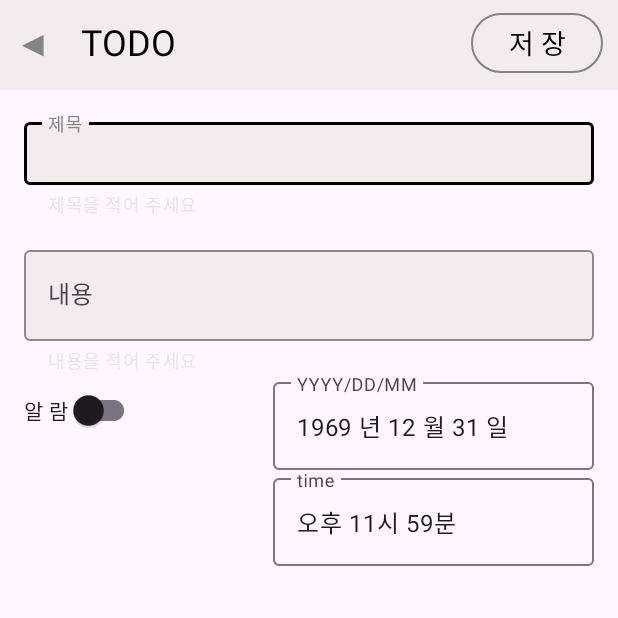
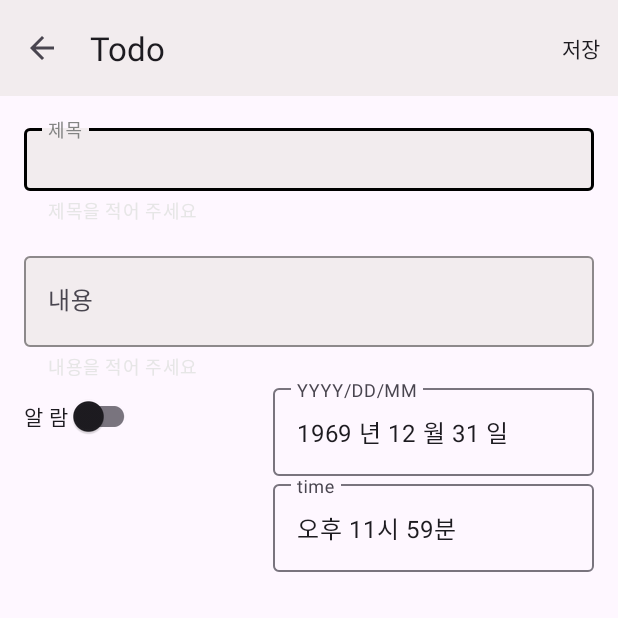
Before and after one commit to Jeong-MyeongSu/AndroidStudy, an Android app: the AddActivity screen opened directly, with no data from a screen before it, on a phone screen of 412 x 824 dp, the top half of it. Run offline under Robolectric (Android 15) with nearby library versions, the phone set to English and light mode, and no system bars; our stand-ins replace Room's generated code.

Commit message:
💄 :lipstick:
Toolbar 추가

```diff
--- a/app/src/main/java/com/wjdaudtn/mission/Todo/AddActivity.kt
+++ b/app/src/main/java/com/wjdaudtn/mission/Todo/AddActivity.kt
@@ -4,10 +4,16 @@ import android.annotation.SuppressLint
 import android.app.Activity
 import android.os.Bundle
 import android.util.Log
+import android.view.Menu
+import android.view.MenuItem
 import android.view.View
+import android.widget.TextView
 import android.widget.Toast
 import androidx.activity.OnBackPressedCallback
 import androidx.appcompat.app.AppCompatActivity
+import androidx.appcompat.widget.Toolbar
+import androidx.core.view.marginEnd
+import androidx.core.view.marginRight
 import com.google.android.material.datepicker.CalendarConstraints
 import com.google.android.material.datepicker.DateValidatorPointForward
 import com.google.android.material.datepicker.MaterialDatePicker
@@ -71,6 +77,40 @@ class AddActivity : AppCompatActivity() {
         }
         settingBinding(mTodo)
     }
+
+    override fun onCreateOptionsMenu(menu: Menu?): Boolean {
+        val menuItem1: MenuItem? = menu?.add(0, 0, 0, "저장")
+        menuItem1?.setShowAsAction(MenuItem.SHOW_AS_ACTION_ALWAYS)
+
+//         커스텀 텍스트뷰 생성
+//        val textView = TextView(this).apply {
+//            text = "저장"
+//            setPadding(16, 8, 16, 8)
+//            setBackgroundResource(R.drawable.toolbar_menu_item_background)
+//            setTextColor(getColor(android.R.color.black))
+//        }
+//        val textView = findViewById<TextView>(R.id.menu_item_text) //이거 왜 잘 안될까??
+
+//        // 메뉴 항목에 커스텀 뷰 적용
+//        menuItem1?.actionView = textView
+        return true
+    }
+    override fun onOptionsItemSelected(item: MenuItem): Boolean {
+        return when (item.itemId) {
+            android.R.id.home -> {
+                // 업 버튼 클릭 시 뒤로 가기 동작 정의
+                onBackPressedDispatcher.onBackPressed()
+                true
+            }
+            0 -> {
+                saveTodo()
+                true
+            }
+            else -> super.onOptionsItemSelected(item)
+        }
+    }
+
+
 /* 저장 버튼 눌렀을 때 */
     private fun saveTodo() {
         val currentCalendar = Calendar.getInstance()
@@ -162,9 +202,6 @@ class AddActivity : AppCompatActivity() {
         binding.btnDate.setText("${calendar.get(Calendar.YEAR)} 년 ${calendar.get(Calendar.MONTH) + 1} 월 ${calendar.get(Calendar.DAY_OF_MONTH)} 일")
         binding.btnTime.setText("${if(calendar.get(Calendar.AM_PM) == Calendar.AM) "오전" else "오후"} ${calendar.get(Calendar.HOUR)}시 ${calendar.get(Calendar.MINUTE)}분")
         binding.btnSwitch.isChecked = alarmSwitch == 1 //1이면 true 아니면 false
-
-        binding.btnSave.setOnClickListener(customClickListener)
-        binding.btnBackTodo.setOnClickListener(customClickListener)
         binding.btnDate.setOnClickListener(customClickListener)
         binding.btnTime.setOnClickListener(customClickListener)
         onBackPressedDispatcher.addCallback(this, onBackPressedCallback)
@@ -172,17 +209,30 @@ class AddActivity : AppCompatActivity() {
             alarmSwitch = if (isChecked) 1 else 0
             Log.d("alarm", "$alarmSwitch")
         }
+
+        //ToolBar
+        setSupportActionBar(binding.todoMainToolbar)
+        /**
+         *         supportActionBar?.setDisplayHomeAsUpEnabled(true)
+         *         supportActionBar?.setDisplayShowHomeEnabled(true)
+         */
+        supportActionBar?.apply {
+            setDisplayHomeAsUpEnabled(true)
+            setDisplayShowHomeEnabled(true)
+            title = "Todo"
+        }
+        onBackPressedDispatcher.addCallback(this, object : OnBackPressedCallback(true) {
+            override fun handleOnBackPressed() {
+                // 뒤로 가기 동작 정의
+                finish()
+            }
+        })
     }
 
     private val customClickListener: View.OnClickListener = (View.OnClickListener { v ->
         when (v.id) {
-            R.id.btn_save -> saveTodo()
             R.id.btn_date -> showDatePicker(binding.btnDate)
             R.id.btn_time -> showTimePicker(binding.btnTime)
-            R.id.btn_back_todo -> {
-                setResult(Activity.RESULT_OK, intent)
-                finish()
-            }
         }
     })
 }
--- /dev/null
+++ b/app/src/main/res/drawable/toolbar_menu_item_background.xml
@@ -0,0 +1,12 @@
+<shape xmlns:android="http://schemas.android.com/apk/res/android">
+    <solid android:color="@android:color/transparent"/>
+    <stroke
+        android:width="2dp"
+        android:color="@android:color/black"/>
+    <corners
+        android:topRightRadius="30dp"
+        android:topLeftRadius="30dp"
+        android:bottomRightRadius="30dp"
+        android:bottomLeftRadius="30dp"/>
+
+</shape>
--- a/app/src/main/res/layout/activity_add.xml
+++ b/app/src/main/res/layout/activity_add.xml
@@ -7,45 +7,53 @@
     android:layout_height="match_parent"
     tools:context=".todo.AddActivity">
 
-    <LinearLayout
-        android:id="@+id/app_bar_add"
+<!--    <LinearLayout-->
+<!--        android:id="@+id/app_bar_add"-->
+<!--        android:layout_width="match_parent"-->
+<!--        android:layout_height="60dp"-->
+<!--        android:background="@color/main_color"-->
+<!--        android:orientation="horizontal"-->
+<!--        tools:ignore="MissingConstraints">-->
+
+<!--        <TextView-->
+<!--            android:id="@+id/btn_back_todo"-->
+<!--            android:layout_width="wrap_content"-->
+<!--            android:layout_height="wrap_content"-->
+<!--            android:layout_marginTop="1dp"-->
+<!--            android:padding="10dp"-->
+<!--            android:text="@string/btn_back"-->
+<!--            android:textColor="@color/high_gray"-->
+<!--            android:textSize="@dimen/lg" />-->
+
+<!--        <TextView-->
+<!--            android:layout_width="270dp"-->
+<!--            android:layout_height="wrap_content"-->
+<!--            android:layout_marginTop="1dp"-->
+<!--            android:padding="10dp"-->
+<!--            android:text="@string/title_todo"-->
+<!--            android:textColor="@color/black"-->
+<!--            android:textSize="@dimen/lg" />-->
+
+<!--        <com.google.android.material.button.MaterialButton-->
+<!--            android:id="@+id/btn_save"-->
+<!--            android:layout_width="wrap_content"-->
+<!--            android:layout_height="wrap_content"-->
+<!--            android:backgroundTint="@color/main_color"-->
+<!--            android:text="@string/btn_save_text"-->
+<!--            android:textColor="@color/black"-->
+<!--            android:textSize="@dimen/md"-->
+<!--            app:cornerRadius="30dp"-->
+<!--            app:strokeColor="@color/high_gray"-->
+<!--            app:strokeWidth="1dp" />-->
+<!--    </LinearLayout>-->
+
+    <androidx.appcompat.widget.Toolbar
+        android:id="@+id/todo_main_toolbar"
         android:layout_width="match_parent"
-        android:layout_height="60dp"
+        android:layout_height="wrap_content"
         android:background="@color/main_color"
-        android:orientation="horizontal"
-        tools:ignore="MissingConstraints">
-
-        <TextView
-            android:id="@+id/btn_back_todo"
-            android:layout_width="wrap_content"
-            android:layout_height="wrap_content"
-            android:layout_marginTop="1dp"
-            android:padding="10dp"
-            android:text="@string/btn_back"
-            android:textColor="@color/high_gray"
-            android:textSize="@dimen/lg" />
-
-        <TextView
-            android:layout_width="270dp"
-            android:layout_height="wrap_content"
-            android:layout_marginTop="1dp"
-            android:padding="10dp"
-            android:text="@string/title_todo"
-            android:textColor="@color/black"
-            android:textSize="@dimen/lg" />
-
-        <com.google.android.material.button.MaterialButton
-            android:id="@+id/btn_save"
-            android:layout_width="wrap_content"
-            android:layout_height="wrap_content"
-            android:backgroundTint="@color/main_color"
-            android:text="@string/btn_save_text"
-            android:textColor="@color/black"
-            android:textSize="@dimen/md"
-            app:cornerRadius="30dp"
-            app:strokeColor="@color/high_gray"
-            app:strokeWidth="1dp" />
-    </LinearLayout>
+        app:layout_constraintStart_toStartOf="parent"
+        app:layout_constraintTop_toTopOf="parent"/>
 
     <com.google.android.material.textfield.TextInputLayout
         android:id="@+id/edit_text_title_layout"
@@ -67,7 +75,7 @@
         app:helperTextTextColor="@color/low_gray"
         app:hintTextColor="@color/high_gray"
         app:layout_constraintStart_toStartOf="parent"
-        app:layout_constraintTop_toBottomOf="@id/app_bar_add">
+        app:layout_constraintTop_toBottomOf="@id/todo_main_toolbar">
 
         <com.google.android.material.textfield.TextInputEditText
             android:id="@+id/edit_text_title_add"
--- a/app/src/main/res/values/themes.xml
+++ b/app/src/main/res/values/themes.xml
@@ -1,7 +1,6 @@
 <resources xmlns:tools="http://schemas.android.com/tools">
     <!-- Base application theme. -->
     <style name="Base.Theme.Mission" parent="Theme.Material3.DayNight.NoActionBar">
-
         <item name="colorPrimary">@color/deep_color</item>
         <item name="colorPrimaryVariant">@color/deep_color</item>
         <item name="colorOnPrimary">@color/white</item>
```
Also changed, not shown: app/src/main/java/com/wjdaudtn/mission/Todo/TodoMainActivity.kt (+31 -2 lines), app/src/main/res/layout/activity_todo_main.xml (+6 -30 lines), app/src/main/res/layout/toolbar_menu_item.xml (added, +17 -0 lines).
